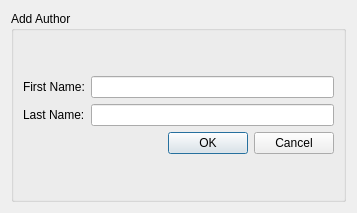
First picture: the form in addauthor.ui, repository apteryxxyz/cs106-a2-client, before the edit.
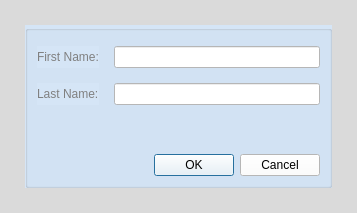
Second picture: the form after the edit.

Diff of the .ui file:
```diff
--- a/addauthor.ui
+++ b/addauthor.ui
@@ -17,28 +17,61 @@
    </size>
   </property>
   <property name="windowTitle">
-   <string>Dialog</string>
+   <string>Add Author</string>
+  </property>
+  <property name="styleSheet">
+   <string notr="true">background-color: rgb(218, 218, 218);</string>
   </property>
   <layout class="QGridLayout" name="gridLayout_2">
+   <property name="leftMargin">
+    <number>25</number>
+   </property>
+   <property name="topMargin">
+    <number>25</number>
+   </property>
+   <property name="rightMargin">
+    <number>25</number>
+   </property>
+   <property name="bottomMargin">
+    <number>25</number>
+   </property>
    <item row="0" column="0">
     <widget class="QGroupBox" name="groupBox">
-     <property name="title">
-      <string>Add Author</string>
+     <property name="styleSheet">
+      <string notr="true">background-color: rgb(213, 229, 246);
+color: rgb(128, 128, 128);</string>
      </property>
      <layout class="QGridLayout" name="gridLayout">
+      <property name="topMargin">
+       <number>15</number>
+      </property>
       <item row="0" column="0">
        <layout class="QVBoxLayout" name="verticalLayout">
+        <property name="spacing">
+         <number>15</number>
+        </property>
+        <property name="bottomMargin">
+         <number>0</number>
+        </property>
         <item>
          <layout class="QHBoxLayout" name="horizontalLayout_5">
           <item>
            <widget class="QLabel" name="label_first">
+            <property name="styleSheet">
+             <string>background-color: rgb(213, 229, 246);
+color: rgb(128, 128, 128);</string>
+            </property>
             <property name="text">
              <string>First Name:</string>
             </property>
            </widget>
           </item>
           <item>
-           <widget class="QLineEdit" name="line_first"/>
+           <widget class="QLineEdit" name="line_first">
+            <property name="styleSheet">
+             <string notr="true">background-color: rgb(255, 255, 255);</string>
+            </property>
+           </widget>
           </item>
          </layout>
         </item>
@@ -46,18 +79,43 @@
          <layout class="QHBoxLayout" name="horizontalLayout_7">
           <item>
            <widget class="QLabel" name="label_last">
+            <property name="styleSheet">
+             <string>background-color: rgb(213, 229, 246);
+color: rgb(128, 128, 128);</string>
+            </property>
             <property name="text">
              <string>Last Name:</string>
             </property>
            </widget>
           </item>
           <item>
-           <widget class="QLineEdit" name="line_last"/>
+           <widget class="QLineEdit" name="line_last">
+            <property name="styleSheet">
+             <string notr="true">background-color: rgb(255, 255, 255);</string>
+            </property>
+           </widget>
           </item>
          </layout>
         </item>
+        <item>
+         <spacer name="verticalSpacer">
+          <property name="orientation">
+           <enum>Qt::Vertical</enum>
+          </property>
+          <property name="sizeHint" stdset="0">
+           <size>
+            <width>20</width>
+            <height>40</height>
+           </size>
+          </property>
+         </spacer>
+        </item>
         <item>
          <widget class="QDialogButtonBox" name="buttonBox">
+          <property name="styleSheet">
+           <string notr="true">background-color: rgb(255, 255, 255);
+color: rgb(0, 0, 0);</string>
+          </property>
           <property name="standardButtons">
            <set>QDialogButtonBox::Cancel|QDialogButtonBox::Ok</set>
           </property>
```
